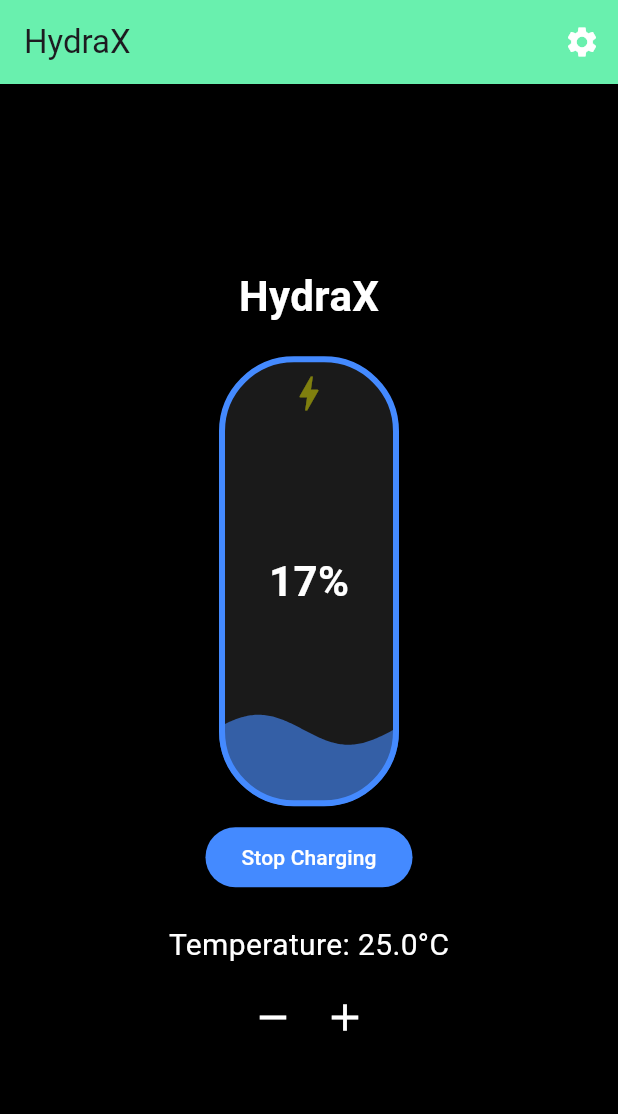
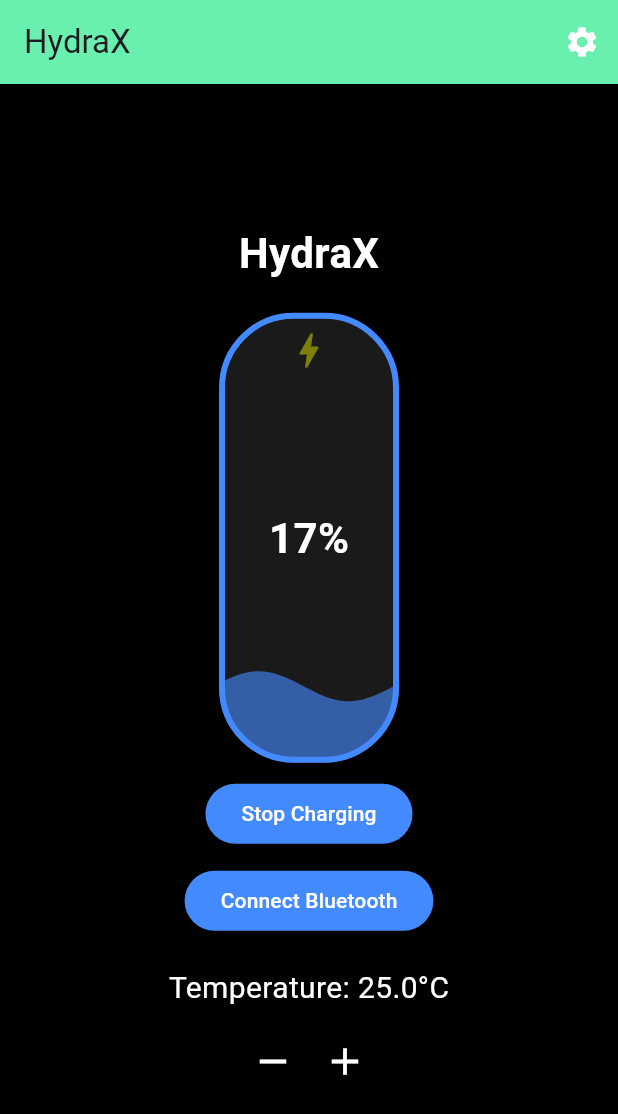
Before and after one commit to sivaprakasam-07/HydraX, a Flutter app: the screen it shows after launch, after a tap on "Start Charging", on a phone screen of 412 x 824 dp. Shown: the top 1114 px of the screen. Run offline on Flutter 3.47's test engine with Material 3 defaults, Android fonts, the phone set to English and light mode, and no system bars; our stand-ins replace flutter_blue_plus.

Commit message:
added bluetooth connection and tried to fix the code

```diff
--- a/lib/ui/screens/home_screen.dart
+++ b/lib/ui/screens/home_screen.dart
@@ -1,6 +1,8 @@
 import 'package:flutter/material.dart';
+import 'package:flutter_blue_plus/flutter_blue_plus.dart'; // For Bluetooth
 import '../widgets/battery_status.dart';
 import 'settings_screen.dart';
+import 'bluetooth_screen.dart'; // Import Bluetooth screen
 import 'dart:async'; // Needed for auto battery charging
 
 class HomeScreen extends StatefulWidget {
@@ -12,6 +14,7 @@ class _HomeScreenState extends State<HomeScreen> with TickerProviderStateMixin {
   double _batteryLevel = 15.0; // Battery Level
   double _currentTemperature = 25.0;
   bool _isCharging = false; // Charging state
+  bool _isBluetoothConnected = false; // Bluetooth connection status
   late AnimationController _waveController;
   Timer? _chargingTimer; // Timer to handle battery increase
 
@@ -62,6 +65,7 @@ class _HomeScreenState extends State<HomeScreen> with TickerProviderStateMixin {
       } else {
         setState(() {
           _batteryLevel += 2; // Battery increases by 2% every second
+          if (_batteryLevel > 100) _batteryLevel = 100; // Prevents overflow
         });
       }
     });
@@ -69,6 +73,22 @@ class _HomeScreenState extends State<HomeScreen> with TickerProviderStateMixin {
 
   void _stopCharging() {
     _chargingTimer?.cancel();
+    setState(() {
+      _isCharging = false;
+    });
+  }
+
+  Future<void> _connectBluetooth() async {
+    final selectedDevice = await Navigator.push(
+      context,
+      MaterialPageRoute(builder: (context) => BluetoothScreen()),
+    );
+
+    if (selectedDevice != null) {
+      setState(() {
+        _isBluetoothConnected = true;
+      });
+    }
   }
 
   @override
@@ -123,6 +143,18 @@ class _HomeScreenState extends State<HomeScreen> with TickerProviderStateMixin {
               ),
             ),
 
+            SizedBox(height: 10),
+
+            // 🔵 Bluetooth Connection Button
+            ElevatedButton(
+              onPressed: _connectBluetooth,
+              child: Text(_isBluetoothConnected ? "Bluetooth: Connected" : "Connect Bluetooth"),
+              style: ElevatedButton.styleFrom(
+                backgroundColor: _isBluetoothConnected ? Colors.green : Colors.blueAccent,
+                foregroundColor: Colors.white,
+              ),
+            ),
+
             SizedBox(height: 20),
             Text(
               'Temperature: ${_currentTemperature.toStringAsFixed(1)}°C',
--- a/lib/ui/widgets/battery_status.dart
+++ b/lib/ui/widgets/battery_status.dart
@@ -128,7 +128,9 @@ class _BatteryStatusState extends State<BatteryStatus>
 
   Color _getBorderColor() {
     if (widget.isCharging) return Colors.blueAccent;
-    return widget.batteryLevel < 20 ? Colors.redAccent : Colors.greenAccent;
+    if (widget.batteryLevel < 20) return Colors.redAccent;
+    if (widget.batteryLevel >= 40 && widget.batteryLevel <= 60) return Colors.orangeAccent;
+    return Colors.greenAccent;
   }
 }
 
@@ -141,7 +143,13 @@ class BatteryPainter extends CustomPainter {
 
   @override
   void paint(Canvas canvas, Size size) {
-    Color waveColor = isCharging ? Colors.blueAccent : (batteryLevel < 20 ? Colors.redAccent : Colors.greenAccent);
+    Color waveColor = isCharging
+        ? Colors.blueAccent
+        : (batteryLevel < 20
+            ? Colors.redAccent
+            : (batteryLevel >= 40 && batteryLevel <= 60
+                ? Colors.orangeAccent
+                : Colors.greenAccent));
 
     Paint wavePaint = Paint()
       ..color = waveColor
```
Also changed, not shown: lib/ui/screens/bluetooth_screen.dart (+60 -60 lines), pubspec.yaml (+0 -13 lines), 2 other files.
